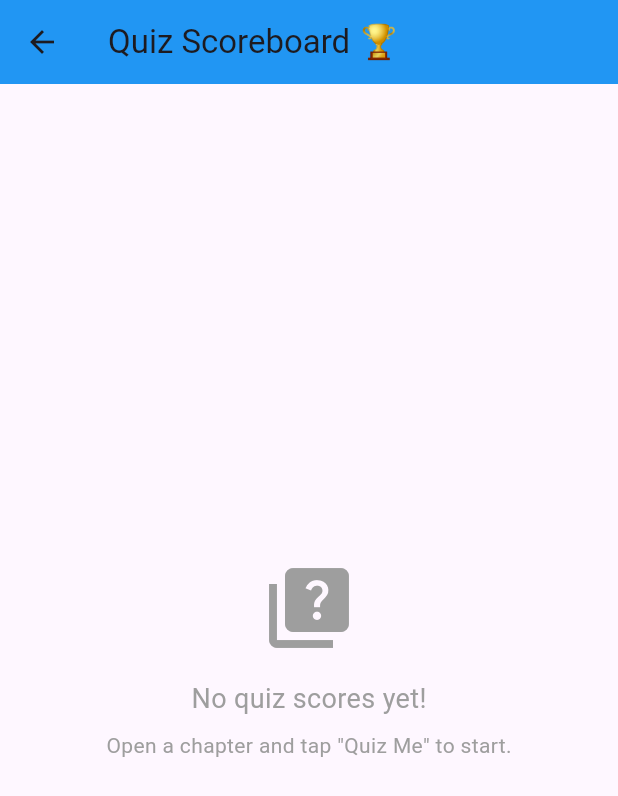
After one commit to saniyanande/Edu_llama_Mumbai_Hacks, a Flutter app: the screen it shows after launch, after a tap on the "leaderboard" icon, on a phone screen of 412 x 824 dp. The commit adds this screen. Shown: the top 796 px of the screen. Run offline on Flutter 3.47's test engine with Material 3 defaults, Android fonts, the phone set to English and light mode, and no system bars; our stand-ins replace dio, shared_preferences, shimmer; network calls fail.

Commit message:
feat: quiz score tracking — per-chapter and overall scoreboard

```diff
--- a/lib/screens/chapters_screen.dart
+++ b/lib/screens/chapters_screen.dart
@@ -1,8 +1,9 @@
 import 'package:flutter/material.dart';
-import 'package:shimmer/shimmer.dart'; // E8: shimmer loading skeletons
+import 'package:shimmer/shimmer.dart';
 import '../models/chapter_models.dart';
 import '../services/api_service.dart';
 import 'chat_screen.dart';
+import 'score_board_screen.dart'; // score tracking
 
 class ChaptersScreen extends StatefulWidget {
   @override
@@ -25,6 +26,17 @@ class _ChaptersScreenState extends State<ChaptersScreen> {
       appBar: AppBar(
         title: const Text('Science Chapters'),
         backgroundColor: Colors.blue,
+        actions: [
+          IconButton(
+            icon: const Icon(Icons.leaderboard),
+            tooltip: 'My Scores',
+            onPressed: () => Navigator.push(
+              context,
+              MaterialPageRoute(
+                  builder: (_) => const ScoreBoardScreen()),
+            ),
+          ),
+        ],
       ),
       body: FutureBuilder<ChapterResponse>(
         future: _chaptersFuture,
--- /dev/null
+++ b/lib/screens/score_board_screen.dart
@@ -0,0 +1,268 @@
+import 'dart:convert';
+import 'package:flutter/material.dart';
+import 'package:shared_preferences/shared_preferences.dart';
+
+class ScoreBoardScreen extends StatefulWidget {
+  const ScoreBoardScreen({Key? key}) : super(key: key);
+
+  @override
+  State<ScoreBoardScreen> createState() => _ScoreBoardScreenState();
+}
+
+class _ScoreBoardScreenState extends State<ScoreBoardScreen> {
+  Map<String, List<Map<String, dynamic>>> _scores = {};
+  bool _loading = true;
+
+  @override
+  void initState() {
+    super.initState();
+    _loadScores();
+  }
+
+  Future<void> _loadScores() async {
+    final prefs = await SharedPreferences.getInstance();
+    final keys = prefs.getKeys().where((k) => k.startsWith('quiz_score_'));
+    final Map<String, List<Map<String, dynamic>>> loaded = {};
+
+    for (final key in keys) {
+      final raw = prefs.getString(key);
+      if (raw != null) {
+        final chapter = key.replaceFirst('quiz_score_', '');
+        loaded[chapter] = List<Map<String, dynamic>>.from(
+            (json.decode(raw) as List).map((e) => Map<String, dynamic>.from(e)));
+      }
+    }
+
+    setState(() {
+      _scores = loaded;
+      _loading = false;
+    });
+  }
+
+  // Overall stats across all chapters
+  int get _totalAttempts =>
+      _scores.values.fold(0, (sum, list) => sum + list.length);
+
+  int get _totalCorrect =>
+      _scores.values.fold(0, (sum, list) =>
+          sum + list.fold(0, (s, e) => s + (e['score'] as int)));
+
+  int get _totalQuestions =>
+      _scores.values.fold(0, (sum, list) =>
+          sum + list.fold(0, (s, e) => s + (e['total'] as int)));
+
+  double get _overallPercent =>
+      _totalQuestions == 0 ? 0 : (_totalCorrect / _totalQuestions * 100);
+
+  // Per-chapter best score
+  int _bestScore(List<Map<String, dynamic>> attempts) =>
+      attempts.isEmpty ? 0 : attempts.map((e) => e['score'] as int).reduce((a, b) => a > b ? a : b);
+
+  int _totalForChapter(List<Map<String, dynamic>> attempts) =>
+      attempts.isEmpty ? 0 : (attempts.last['total'] as int);
+
+  Color _scoreColor(double pct) {
+    if (pct >= 80) return Colors.green;
+    if (pct >= 50) return Colors.orange;
+    return Colors.red;
+  }
+
+  @override
+  Widget build(BuildContext context) {
+    return Scaffold(
+      appBar: AppBar(
+        title: const Text('Quiz Scoreboard 🏆'),
+        backgroundColor: Colors.blue,
+      ),
+      body: _loading
+          ? const Center(child: CircularProgressIndicator())
+          : _scores.isEmpty
+              ? Center(
+                  child: Column(
+                    mainAxisAlignment: MainAxisAlignment.center,
+                    children: [
+                      const Icon(Icons.quiz, size: 64, color: Colors.grey),
+                      const SizedBox(height: 16),
+                      const Text(
+                        'No quiz scores yet!',
+                        style: TextStyle(fontSize: 18, color: Colors.grey),
+                      ),
+                      const SizedBox(height: 8),
+                      const Text(
+                        'Open a chapter and tap "Quiz Me" to start.',
+                        style: TextStyle(color: Colors.grey),
+                      ),
+                    ],
+                  ),
+                )
+              : ListView(
+                  padding: const EdgeInsets.all(16),
+                  children: [
+                    // ── Overall Summary Card ─────────────────────────────
+                    Card(
+                      elevation: 4,
+                      shape: RoundedRectangleBorder(
+                          borderRadius: BorderRadius.circular(16)),
+                      child: Container(
+                        padding: const EdgeInsets.all(20),
+                        decoration: BoxDecoration(
+                          gradient: LinearGradient(
+                            colors: [Colors.blue[400]!, Colors.blue[700]!],
+                            begin: Alignment.topLeft,
+                            end: Alignment.bottomRight,
+                          ),
+                          borderRadius: BorderRadius.circular(16),
+                        ),
+                        child: Column(
+                          crossAxisAlignment: CrossAxisAlignment.start,
+                          children: [
+                            const Text(
+                              'Overall Knowledge Score',
+                              style: TextStyle(
+                                  color: Colors.white,
+                                  fontSize: 16,
+                                  fontWeight: FontWeight.bold),
+                            ),
+                            const SizedBox(height: 12),
+                            Row(
+                              mainAxisAlignment: MainAxisAlignment.spaceBetween,
+                              children: [
+                                Column(
+                                  crossAxisAlignment: CrossAxisAlignment.start,
+                                  children: [
+                                    Text(
+                                      '${_overallPercent.toStringAsFixed(1)}%',
+                                      style: const TextStyle(
+                                          color: Colors.white,
+                                          fontSize: 40,
+                                          fontWeight: FontWeight.bold),
+                                    ),
+                                    Text(
+                                      '$_totalCorrect / $_totalQuestions correct',
+                                      style: const TextStyle(
+                                          color: Colors.white70, fontSize: 14),
+                                    ),
+                                  ],
+                                ),
+                                Column(
+                                  children: [
+                                    Text(
+                                      '$_totalAttempts',
+                                      style: const TextStyle(
+                                          color: Colors.white,
+                                          fontSize: 32,
+                                          fontWeight: FontWeight.bold),
+                                    ),
+                                    const Text(
+                                      'attempts',
+                                      style: TextStyle(color: Colors.white70),
+                                    ),
+                                    const SizedBox(height: 4),
+                                    Text(
+                                      '${_scores.length} chapters',
+                                      style: const TextStyle(
+                                          color: Colors.white70, fontSize: 12),
+                                    ),
+                                  ],
+                                ),
+                              ],
+                            ),
+                            const SizedBox(height: 12),
+                            ClipRRect(
+                              borderRadius: BorderRadius.circular(8),
+                              child: LinearProgressIndicator(
+                                value: _overallPercent / 100,
+                                minHeight: 10,
+                                backgroundColor: Colors.white24,
+                                valueColor: const AlwaysStoppedAnimation<Color>(
+                                    Colors.white),
+                              ),
+                            ),
+                          ],
+                        ),
+                      ),
+                    ),
+
+                    const SizedBox(height: 20),
+                    const Text(
+                      'Chapter Scores',
+                      style: TextStyle(
+                          fontSize: 18, fontWeight: FontWeight.bold),
+                    ),
+                    const SizedBox(height: 10),
+
+                    // ── Per-chapter score rows ───────────────────────────
+                    ..._scores.entries.map((entry) {
+                      final chapter = entry.key;
+                      final attempts = entry.value;
+                      final best = _bestScore(attempts);
+                      final total = _totalForChapter(attempts);
+                      final pct = total == 0 ? 0.0 : best / total * 100;
+                      final color = _scoreColor(pct);
+
+                      return Card(
+                        margin: const EdgeInsets.symmetric(vertical: 6),
+                        shape: RoundedRectangleBorder(
+                            borderRadius: BorderRadius.circular(12)),
+                        child: Padding(
+                          padding: const EdgeInsets.symmetric(
+                              horizontal: 16, vertical: 12),
+                          child: Column(
+                            crossAxisAlignment: CrossAxisAlignment.start,
+                            children: [
+                              Row(
+                                mainAxisAlignment:
+                                    MainAxisAlignment.spaceBetween,
+                                children: [
+                                  Expanded(
+                                    child: Text(
+                                      chapter,
+                                      style: const TextStyle(
+                                          fontWeight: FontWeight.bold,
+                                          fontSize: 15),
+                                    ),
+                                  ),
+                                  Container(
+                                    padding: const EdgeInsets.symmetric(
+                                        horizontal: 12, vertical: 4),
+                                    decoration: BoxDecoration(
+                                      color: color.withOpacity(0.1),
+                                      borderRadius: BorderRadius.circular(20),
+                                      border: Border.all(color: color),
+                                    ),
+                                    child: Text(
+                                      'Best: $best/$total',
+                                      style: TextStyle(
+                                          color: color,
+                                          fontWeight: FontWeight.bold),
+                                    ),
+                                  ),
+                                ],
+                              ),
+                              const SizedBox(height: 8),
+                              ClipRRect(
+                                borderRadius: BorderRadius.circular(4),
+                                child: LinearProgressIndicator(
+                                  value: pct / 100,
+                                  minHeight: 6,
+                                  backgroundColor: Colors.grey[200],
+                                  valueColor:
+                                      AlwaysStoppedAnimation<Color>(color),
+                                ),
+                              ),
+                              const SizedBox(height: 4),
+                              Text(
+                                '${attempts.length} attempt${attempts.length != 1 ? 's' : ''}  •  ${pct.toStringAsFixed(0)}%',
+                                style: const TextStyle(
+                                    fontSize: 12, color: Colors.grey),
+                              ),
+                            ],
+                          ),
+                        ),
+                      );
+                    }),
+                  ],
+                ),
+    );
+  }
+}
```
Also changed, not shown: lib/screens/quiz_screen.dart (+69 -18 lines), lib/services/api_service.dart (+7 -3 lines), 4 other files.
